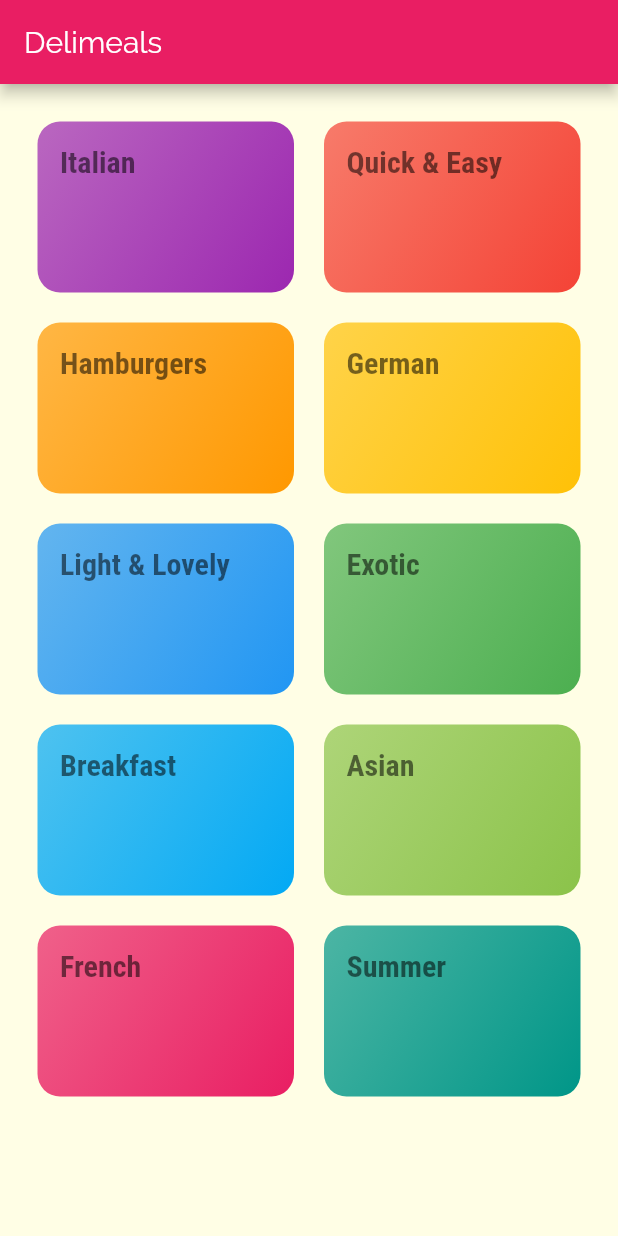
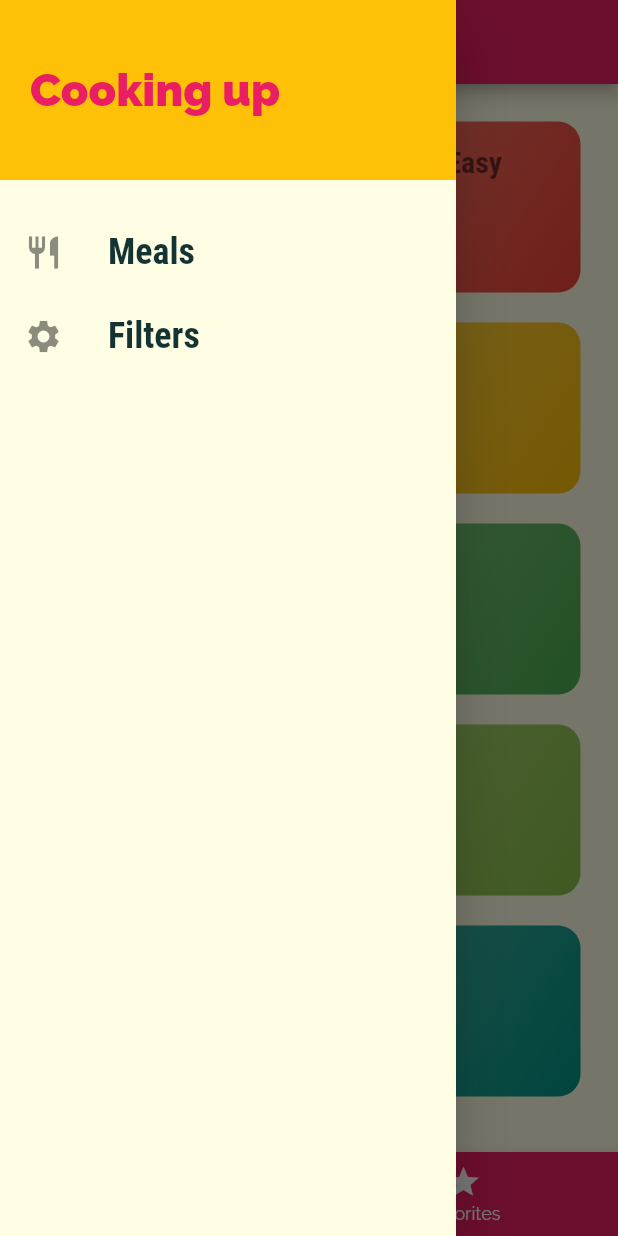
Before and after one commit to ashishmahi/flutter-meals-app, a Flutter app: the screen it shows after launch, with the side drawer open (before the commit the screen has no drawer), on a phone screen of 412 x 824 dp. Run offline on Flutter 3.47's test engine with Material 2 defaults, Android fonts, the phone set to English and light mode, and no system bars.

Commit message:
FLUTTER: Ashish: complete meals app :

```diff
--- a/lib/main.dart
+++ b/lib/main.dart
@@ -1,13 +1,72 @@
 import 'package:flutter/material.dart';
+import 'package:meals_app/dummy_data.dart';
+import 'package:meals_app/models/meal.dart';
 import 'package:meals_app/screens/category_meals_screen.dart';
 import 'package:meals_app/screens/category_screen.dart';
+import 'package:meals_app/screens/filter_screen.dart';
 import 'package:meals_app/screens/meal_detail_screen.dart';
+import 'package:meals_app/screens/tab_bar_screen.dart';
 
 void main() {
   runApp(MyApp());
 }
 
-class MyApp extends StatelessWidget {
+class MyApp extends StatefulWidget {
+  @override
+  _MyAppState createState() => _MyAppState();
+}
+
+class _MyAppState extends State<MyApp> {
+  Map<String, bool> _filters = {
+    'gluten': false,
+    'lactose': false,
+    'vegan': false,
+    'vegetarian': false,
+  };
+
+  List<Meal> _availableMeals = DUMMY_MEALS;
+  List<Meal> _favorteMeals = [];
+
+  void _toggleFavorite(String mealId) {
+    final existingMealIndex =
+        _favorteMeals.indexWhere((element) => element.id == mealId);
+    if (existingMealIndex >= 0) {
+      setState(() {
+        _favorteMeals.removeAt(existingMealIndex);
+      });
+    } else {
+      setState(() {
+        _favorteMeals
+            .add(DUMMY_MEALS.firstWhere((element) => element.id == mealId));
+      });
+    }
+  }
+
+  bool _isMealFavorite(String mealId) {
+    return _favorteMeals.any((element) => element.id == mealId);
+  }
+
+  void _setFilters(Map<String, bool> filters) {
+    setState(() {
+      _filters = filters;
+      _availableMeals = DUMMY_MEALS.where((element) {
+        if (_filters['gluten'] && !element.isGlutenFree) {
+          return false;
+        }
+        if (_filters['lactose'] && !element.isLactoseFree) {
+          return false;
+        }
+        if (_filters['vegan'] && !element.isVegan) {
+          return false;
+        }
+        if (_filters['vegetarian'] && !element.isVegetarian) {
+          return false;
+        }
+        return true;
+      }).toList();
+    });
+  }
+
   @override
   Widget build(BuildContext context) {
     return MaterialApp(
@@ -27,9 +86,11 @@ class MyApp extends StatelessWidget {
                   fontWeight: FontWeight.bold))),
       initialRoute: '/',
       routes: {
-        CategoryMeals.routeName: (_) => CategoryMeals(),
-        MealDetailScreen.routeName: (_) => MealDetailScreen(),
-        '/': (_) => CategoryScreen()
+        '/': (_) => TabBarScreen(_favorteMeals),
+        CategoryMeals.routeName: (_) => CategoryMeals(_availableMeals),
+        MealDetailScreen.routeName: (_) =>
+            MealDetailScreen(_toggleFavorite, _isMealFavorite),
+        FilterScreen.routeName: (_) => FilterScreen(_setFilters, _filters)
       },
       onUnknownRoute: (settings) {
         return MaterialPageRoute(builder: (_) {
--- a/lib/screens/category_meals_screen.dart
+++ b/lib/screens/category_meals_screen.dart
@@ -1,18 +1,35 @@
 import 'package:flutter/material.dart';
-import 'package:meals_app/dummy_data.dart';
+import 'package:meals_app/models/meal.dart';
 import 'package:meals_app/widgets/meal_item.dart';
 
-class CategoryMeals extends StatelessWidget {
+class CategoryMeals extends StatefulWidget {
   static const routeName = '/category-meals';
+  final List<Meal> availableMeals;
+
+  CategoryMeals(this.availableMeals);
+
+  @override
+  _CategoryMealsState createState() => _CategoryMealsState();
+}
+
+class _CategoryMealsState extends State<CategoryMeals> {
+  List<Meal> meals = [];
+  String title = '';
+
+  @override
+  void didChangeDependencies() {
+    final routeArgs =
+        ModalRoute.of(context).settings.arguments as Map<String, String>;
+    title = routeArgs['title'];
+    final String id = routeArgs['id'];
+    meals = widget.availableMeals
+        .where((element) => element.categories.contains(id))
+        .toList();
+    super.didChangeDependencies();
+  }
+
   @override
   Widget build(BuildContext context) {
-    final routeArgs =
-        ModalRoute.of(context).settings.arguments as Map<String, String>;
-    final String title = routeArgs['title'];
-    final String id = routeArgs['id'];
-    final categories = DUMMY_MEALS
-        .where((element) => element.categories.contains(id))
-        .toList();
     return Scaffold(
       appBar: AppBar(
         title: Text(title),
@@ -21,15 +38,15 @@ class CategoryMeals extends StatelessWidget {
         child: ListView.builder(
           itemBuilder: (_, index) {
             return MealItem(
-              affordability: categories[index].affordability,
-              complexity: categories[index].complexity,
-              duration: categories[index].duration,
-              imageUrl: categories[index].imageUrl,
-              title: categories[index].title,
-              id: categories[index].id,
+              affordability: meals[index].affordability,
+              complexity: meals[index].complexity,
+              duration: meals[index].duration,
+              imageUrl: meals[index].imageUrl,
+              title: meals[index].title,
+              id: meals[index].id,
             );
           },
-          itemCount: categories.length,
+          itemCount: meals.length,
         ),
       ),
     );
--- a/lib/screens/category_screen.dart
+++ b/lib/screens/category_screen.dart
@@ -6,9 +6,6 @@ class CategoryScreen extends StatelessWidget {
   @override
   Widget build(BuildContext context) {
     return Scaffold(
-      appBar: AppBar(
-        title: const Text('Delimeals'),
-      ),
       body: GridView(
         padding: EdgeInsets.all(25),
         children: [
--- /dev/null
+++ b/lib/screens/tab_bar_screen.dart
@@ -0,0 +1,62 @@
+import 'package:flutter/material.dart';
+import 'package:meals_app/models/meal.dart';
+import 'package:meals_app/widgets/app_drawer.dart';
+import './favorite_screen.dart';
+import './category_screen.dart';
+
+class TabBarScreen extends StatefulWidget {
+  static const routeName = '/tab-bar';
+  final List<Meal> favorteMeals;
+
+  TabBarScreen(this.favorteMeals);
+
+  @override
+  _TabBarScreenState createState() => _TabBarScreenState();
+}
+
+class _TabBarScreenState extends State<TabBarScreen> {
+  int _selectedPageIndex = 0;
+  List<Map<String, Object>> _pages = [];
+
+  void _selectPage(int index) {
+    setState(() {
+      _selectedPageIndex = index;
+    });
+  }
+
+  @override
+  void initState() {
+    _pages = [
+      {'title': 'Categories', 'page': CategoryScreen()},
+      {'title': 'Your Favorite', 'page': FavoriteScreen(widget.favorteMeals)},
+    ];
+    super.initState();
+  }
+
+  @override
+  Widget build(BuildContext context) {
+    return Scaffold(
+        appBar: AppBar(
+          title: Text(_pages[_selectedPageIndex]['title']),
+        ),
+        drawer: AppDrawer(),
+        bottomNavigationBar: BottomNavigationBar(
+          backgroundColor: Theme.of(context).primaryColor,
+          currentIndex: _selectedPageIndex,
+          selectedItemColor: Theme.of(context).accentColor,
+          unselectedItemColor: Colors.white,
+          onTap: _selectPage,
+          items: [
+            BottomNavigationBarItem(
+              icon: Icon(Icons.category),
+              label: 'Categories',
+            ),
+            BottomNavigationBarItem(
+              icon: Icon(Icons.star),
+              label: 'Favorites',
+            )
+          ],
+        ),
+        body: _pages[_selectedPageIndex]['page']);
+  }
+}
--- /dev/null
+++ b/lib/widgets/app_drawer.dart
@@ -0,0 +1,51 @@
+import 'package:flutter/material.dart';
+import 'package:meals_app/screens/filter_screen.dart';
+
+class AppDrawer extends StatelessWidget {
+  @override
+  Widget build(BuildContext context) {
+    return Drawer(
+      child: Column(
+        children: [
+          Container(
+            height: 120,
+            width: double.infinity,
+            color: Theme.of(context).accentColor,
+            padding: EdgeInsets.all(20),
+            alignment: Alignment.centerLeft,
+            child: Text(
+              'Cooking up',
+              style: TextStyle(
+                  fontWeight: FontWeight.w900,
+                  fontSize: 30,
+                  color: Theme.of(context).primaryColor),
+            ),
+          ),
+          SizedBox(height: 20),
+          buildListTile('Meals', Icons.restaurant, () {
+            Navigator.of(context).pushReplacementNamed('/');
+          }),
+          buildListTile('Filters', Icons.settings, () {
+            Navigator.of(context).pushReplacementNamed(FilterScreen.routeName);
+          }),
+        ],
+      ),
+    );
+  }
+
+  ListTile buildListTile(String title, IconData icon, Function onTap) {
+    return ListTile(
+        leading: Icon(
+          icon,
+          size: 26,
+        ),
+        onTap: onTap,
+        title: Text(
+          title,
+          style: TextStyle(
+              fontFamily: 'RobotoCondensed',
+              fontSize: 24,
+              fontWeight: FontWeight.bold),
+        ));
+  }
+}
```
Also changed, not shown: lib/screens/favorite_screen.dart (added, +30 -0 lines), lib/screens/filter_screen.dart (added, +103 -0 lines), lib/screens/meal_detail_screen.dart (+11 -0 lines).
